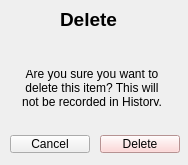
isaac-ucalgary/CPSC471_Fall2024_GroupProject, file home_ims/src/view/ui/popup/delete_item.ui: the form before one commit.
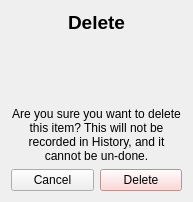
The form after the commit.

Commit message: New popup windows.

The edit to the form file:
```diff
--- a/home_ims/src/view/ui/popup/delete_item.ui
+++ b/home_ims/src/view/ui/popup/delete_item.ui
@@ -6,22 +6,22 @@
    <rect>
     <x>0</x>
     <y>0</y>
-    <width>188</width>
-    <height>165</height>
+    <width>193</width>
+    <height>202</height>
    </rect>
   </property>
+  <property name="minimumSize">
+   <size>
+    <width>193</width>
+    <height>202</height>
+   </size>
+  </property>
   <property name="windowTitle">
    <string>Delete Item</string>
   </property>
+  <layout class="QVBoxLayout" name="verticalLayout">
+   <item>
   <widget class="QLabel" name="label_title">
-   <property name="geometry">
-    <rect>
-     <x>40</x>
-     <y>10</y>
-     <width>97</width>
-     <height>19</height>
-    </rect>
-   </property>
    <property name="font">
     <font>
      <pointsize>14</pointsize>
@@ -35,15 +35,38 @@
     <set>Qt::AlignCenter</set>
    </property>
   </widget>
+   </item>
+   <item>
+    <widget class="QLabel" name="itemLabel">
+     <property name="font">
+      <font>
+       <pointsize>14</pointsize>
+       <bold>true</bold>
+      </font>
+     </property>
+     <property name="text">
+      <string>&lt;Item&gt;</string>
+     </property>
+     <property name="alignment">
+      <set>Qt::AlignCenter</set>
+     </property>
+    </widget>
+   </item>
+   <item>
+    <spacer name="verticalSpacer">
+     <property name="orientation">
+      <enum>Qt::Vertical</enum>
+     </property>
+     <property name="sizeHint" stdset="0">
+      <size>
+       <width>20</width>
+       <height>40</height>
+      </size>
+     </property>
+    </spacer>
+   </item>
+   <item>
   <widget class="QLabel" name="label_warning">
-   <property name="geometry">
-    <rect>
-     <x>20</x>
-     <y>70</y>
-     <width>144</width>
-     <height>36</height>
-    </rect>
-   </property>
    <property name="text">
     <string>Are you sure you want to delete this item? This will not be recorded in History, and it cannot be un-done.</string>
    </property>
@@ -54,37 +77,24 @@
     <bool>true</bool>
    </property>
   </widget>
-  <widget class="QLabel" name="itemName">
-   <property name="geometry">
-    <rect>
-     <x>40</x>
-     <y>30</y>
-     <width>97</width>
-     <height>19</height>
-    </rect>
-   </property>
-   <property name="font">
-    <font>
-     <pointsize>14</pointsize>
-     <bold>true</bold>
-    </font>
-   </property>
-   <property name="text">
-    <string>&lt;Item&gt;</string>
-   </property>
-   <property name="alignment">
-    <set>Qt::AlignCenter</set>
-   </property>
-  </widget>
+   </item>
+   <item>
+    <widget class="QWidget" name="widget" native="true">
+     <layout class="QHBoxLayout" name="horizontalLayout">
+      <property name="leftMargin">
+       <number>0</number>
+      </property>
+      <property name="topMargin">
+       <number>0</number>
+      </property>
+      <property name="rightMargin">
+       <number>0</number>
+      </property>
+      <property name="bottomMargin">
+       <number>0</number>
+      </property>
+      <item>
   <widget class="QPushButton" name="cancelBtn">
-   <property name="geometry">
-    <rect>
-     <x>10</x>
-     <y>135</y>
-     <width>80</width>
-     <height>18</height>
-    </rect>
-   </property>
    <property name="styleSheet">
     <string notr="true"/>
    </property>
@@ -92,15 +102,9 @@
     <string>Cancel</string>
    </property>
   </widget>
+      </item>
+      <item>
   <widget class="QPushButton" name="deleteBtn">
-   <property name="geometry">
-    <rect>
-     <x>100</x>
-     <y>135</y>
-     <width>80</width>
-     <height>18</height>
-    </rect>
-   </property>
    <property name="styleSheet">
     <string>background-color: #FFCCCC; color: black;</string>
    </property>
@@ -108,6 +112,11 @@
     <string>Delete</string>
    </property>
   </widget>
+      </item>
+     </layout>
+    </widget>
+   </item>
+  </layout>
  </widget>
  <resources/>
  <connections/>
```
Lines whose indentation alone changed are shown as unchanged. The commit also changes 5 other files.
